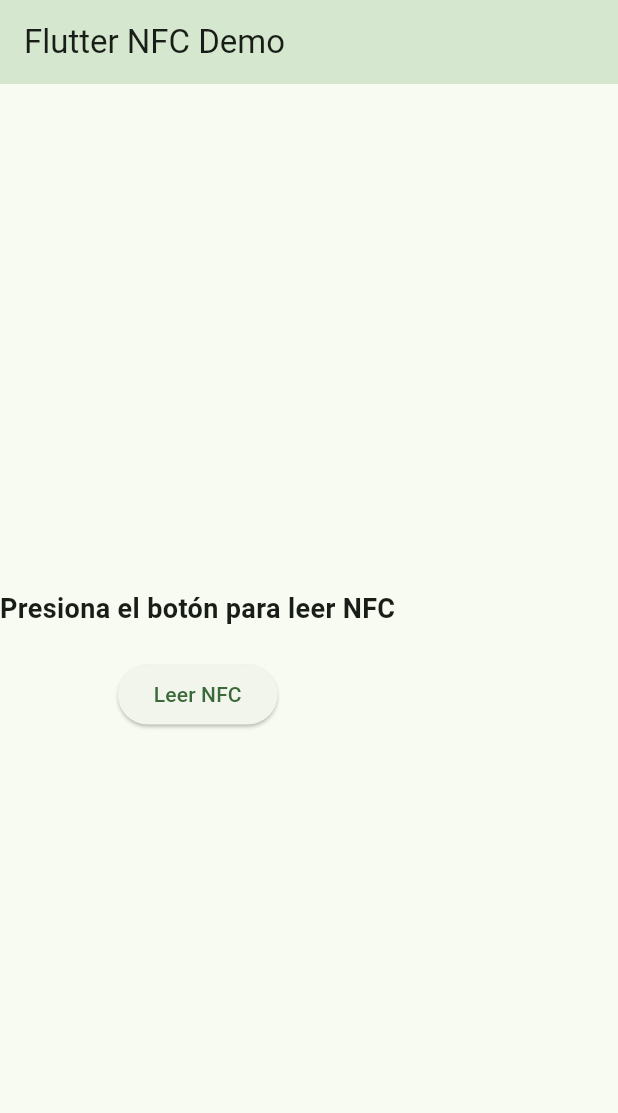
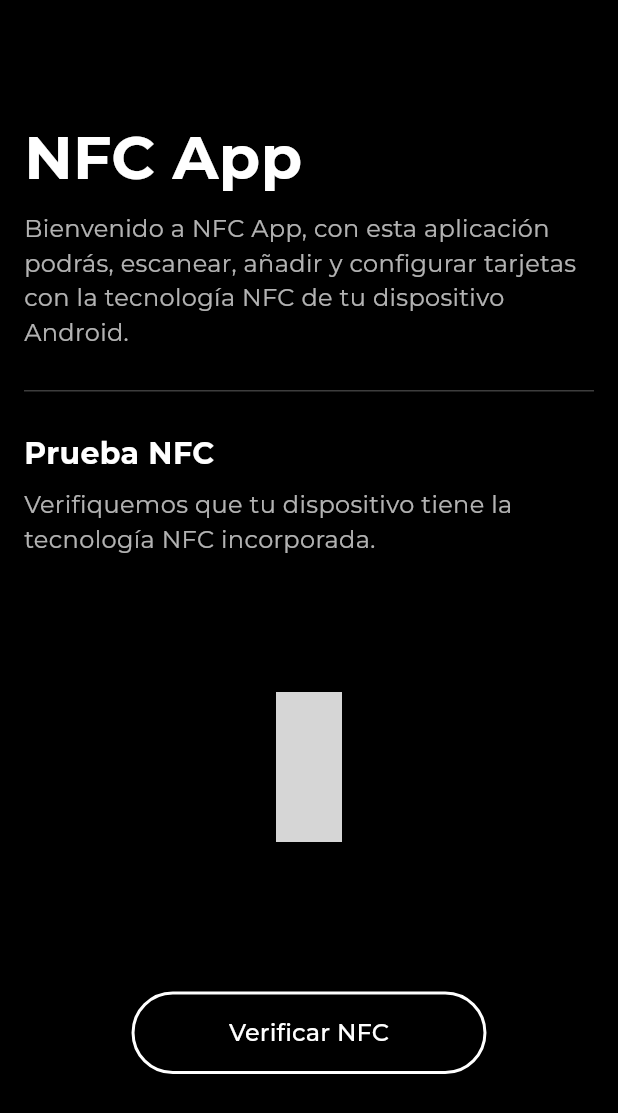
Before and after one commit to Kevinsansuor/NFC_GSE, a Flutter app: the screen it shows after launch, on a phone screen of 412 x 824 dp. Shown: the top 1113 px of the screen. Run offline on Flutter 3.47's test engine with Material 3 defaults, Android fonts, the phone set to English and light mode, and no system bars; our stand-ins replace flutter_vector_icons, google_fonts; grey boxes are pictures that could not be loaded.

Commit message:
Diseño de Interfaz Principal

```diff
--- a/nfc_flutter_proyect/lib/main.dart
+++ b/nfc_flutter_proyect/lib/main.dart
@@ -1,113 +1,107 @@
 import 'package:flutter/material.dart';
-import 'package:nfc_manager/nfc_manager.dart';
-import 'package:logger/logger.dart';
-
-var logger = Logger();
-
+import 'package:google_fonts/google_fonts.dart';
+import 'package:flutter_vector_icons/flutter_vector_icons.dart';
 void main() {
-  runApp(const MyApp());
+  runApp(const NFCApp());
 }
 
-class MyApp extends StatelessWidget {
-  const MyApp({super.key});
+class NFCApp extends StatelessWidget {
+  const NFCApp({Key? key}) : super(key: key);
 
   @override
   Widget build(BuildContext context) {
     return MaterialApp(
       debugShowCheckedModeBanner: false,
-      title: 'Flutter NFC Demo',
-      theme: ThemeData(
-        colorScheme: ColorScheme.fromSeed(seedColor: Colors.green),
-        useMaterial3: true,
-      ),
-      home: const MyHomePage(title: 'Flutter NFC Demo'),
-    );
-  }
-}
+      home: Scaffold(
+        backgroundColor: Colors.black,
+        body: Padding(
+          padding: const EdgeInsets.all(16.0),
+          child: Column(
+            mainAxisAlignment: MainAxisAlignment.start,
+            crossAxisAlignment: CrossAxisAlignment.start,
+            children: [
+               const SizedBox(height: 60),
+              // Título
+              Text(
+                'NFC App',
+                style: GoogleFonts.montserrat(
+                  color: Colors.white,
+                  fontSize: 40,
+                  fontWeight: FontWeight.bold,
+                ),
+              ),
+              const SizedBox(height: 8),
+              // Descripción
+              Text(
+                'Bienvenido a NFC App, con esta aplicación podrás, escanear, añadir y configurar tarjetas con la tecnología NFC de tu dispositivo Android.',
+                style: GoogleFonts.montserrat(
+                  color: Colors.white70,
+                  fontSize: 16,
+                ),
+              ),
+              // Espacio entre el primer párrafo y la línea de división
+              const SizedBox(height: 15),
+              const Divider(
+                color: Colors.white24,
+                thickness: 1,
+                height: 25,
+              ),
+              const SizedBox(height: 15), // Espacio adicional después de la línea de separación
+              // Subtítulo
+              Text(
+                'Prueba NFC',
+                style: GoogleFonts.montserrat(
+                  color: Colors.white,
+                  fontSize: 20,
+                  fontWeight: FontWeight.bold,
+                ),
+              ),
+              const SizedBox(height: 8),
+              // Descripción del botón
+              Text(
+                'Verifiquemos que tu dispositivo tiene la tecnología NFC incorporada.',
+                style: GoogleFonts.montserrat(
+                  color: Colors.white70,
+                  fontSize: 16,
+                ),
+              ),
+              const SizedBox(height: 90),
+              // Icono NFC personalizado usando flutter_vector_icons
+              Center(
+                child: Icon(
+                  MaterialCommunityIcons.nfc,  // Usando el icono de NFC de MaterialCommunityIcons
+                  size: 100,
+                  color: Colors.white,
+                ),
+              ),
+              const SizedBox(height: 100),
 
-class MyHomePage extends StatefulWidget {
-  const MyHomePage({super.key, required this.title});
-  final String title;
-
-  @override
-  State<MyHomePage> createState() => _MyHomePageState();
-}
-
-class _MyHomePageState extends State<MyHomePage> {
-  String _nfcData = 'Presiona el botón para leer NFC';
-  bool _isReading = false;
-
-  void _startNFCReading() async {
-    setState(() {
-      _isReading = true;
-      _nfcData = 'Esperando datos NFC...';
-    });
-
-    try {
-      bool isAvailable = await NfcManager.instance.isAvailable();
-      logger.d('isAvailable: $isAvailable');
-
-      if (isAvailable) {
-        NfcManager.instance.startSession(
-          //TODO: onDiscoveredSession
-          onDiscovered: (NfcTag tag) async {
-
-            String data = tag.data.toString();
-
-              setState(() {
-                _nfcData = data;
-              });
-              NfcManager.instance.stopSession();
-            }
-        ); } else {
-        _showErrorSnackbar('NFC no está disponible en este dispositivo.');
-        setState(() {
-          _nfcData = 'NFC no disponible.';
-        });
-      }
-    } catch (e) {
-      logger.e('Error: ${e.toString()}');
-      _showErrorSnackbar('Error al leer NFC: ${e.toString()}');
-      setState(() {
-        _nfcData = 'Error al leer NFC.';
-      });
-    } finally {
-      setState(() {
-        _isReading = false;
-      });
-    }
-  }
-
-  void _showErrorSnackbar(String message) {
-    ScaffoldMessenger.of(context).showSnackBar(
-      SnackBar(
-        content: Text(message),
-        backgroundColor: Colors.red,
-      ),
-    );
-  }
-
-  @override
-  Widget build(BuildContext context) {
-    return Scaffold(
-      appBar: AppBar(
-        backgroundColor: Theme.of(context).colorScheme.secondaryFixed,
-        title: Text(widget.title),
-      ),
-      body: Column(
-        mainAxisAlignment: MainAxisAlignment.center,
-        children: [
-          Text(
-            _nfcData,
-            textAlign: TextAlign.center,
-            style: const TextStyle(fontSize: 18, fontWeight: FontWeight.bold),
+              // Botón con bordes redondeados, sin relleno
+              Center(
+                child: ElevatedButton(
+                  onPressed: () {
+                    // Acción al presionar el botón
+                  },
+                  style: ElevatedButton.styleFrom(
+                    side: const BorderSide(color: Colors.white, width: 2), // Borde blanco
+                    padding: const EdgeInsets.symmetric(horizontal: 65, vertical: 16),
+                    shape: RoundedRectangleBorder(
+                      borderRadius: BorderRadius.circular(30), // Bordes redondeados
+                    ),
+                    backgroundColor: Colors.transparent, // Sin relleno
+                  ),
+                  child: Text(
+                    'Verificar NFC',
+                    style: GoogleFonts.montserrat(
+                      color: Colors.white,
+                      fontSize: 16,
+                    ),
+                  ),
+                ),
+              ),
+            ],
           ),
-          const SizedBox(height: 20),
-          ElevatedButton(
-            onPressed: _isReading ? null : _startNFCReading,
-            child: Text(_isReading ? 'Leyendo...' : 'Leer NFC'),
-          ),
-        ],
+        ),
       ),
     );
   }
```
Also changed, not shown: nfc_flutter_proyect/pubspec.yaml (+5 -72 lines), nfc_flutter_proyect/pubspec.lock, 3 other files.
